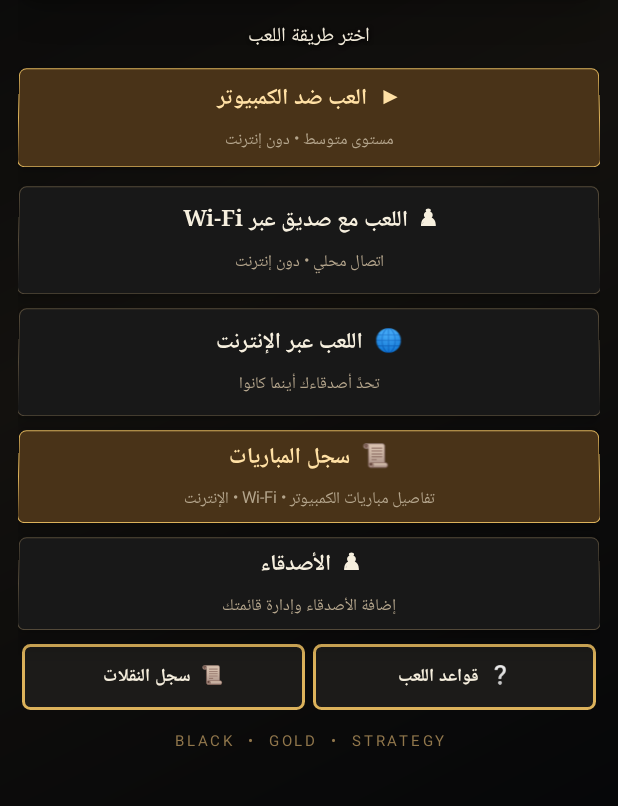
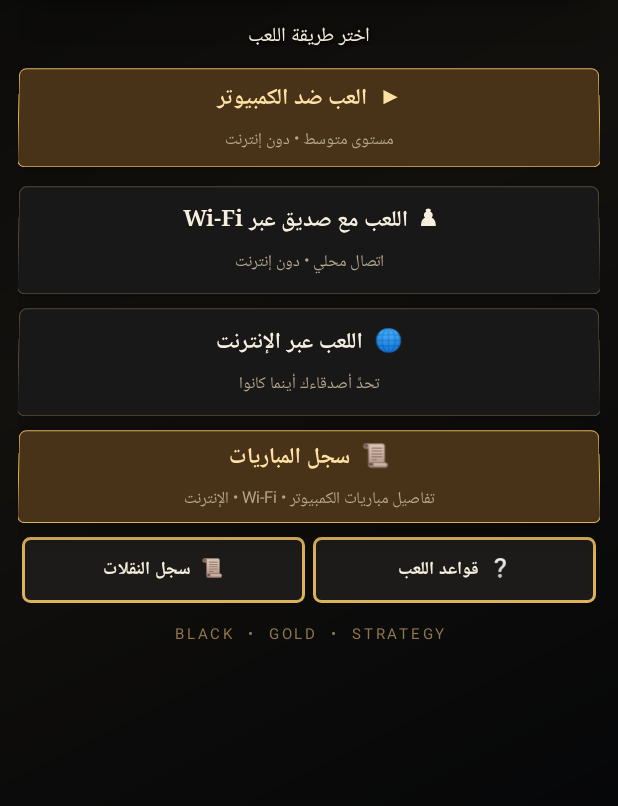
Before and after one commit to alfeela249-gif/3D-chess, an Android app: the screen it shows after launch (MainActivity), on a phone screen of 412 x 824 dp, the part 373-1179 px from its top. Run offline under Robolectric (Android 15) with nearby library versions, the phone set to English and light mode, and no system bars.

Commit message:
Remove bottom friends tile from Android home screen

```diff
--- a/app/src/main/java/com/alfeela/chess3d/MainActivity.kt
+++ b/app/src/main/java/com/alfeela/chess3d/MainActivity.kt
@@ -292,9 +292,6 @@ class MainActivity : Activity() {
         }, 72)
         addHomeAction(homeTile("📜  سجل المباريات", "تفاصيل مباريات الكمبيوتر • Wi-Fi • الإنترنت", true) {
             showMatchHistory()
-        }, 62)
-        addHomeAction(homeTile("♟  الأصدقاء", "إضافة الأصدقاء وإدارة قائمتك") {
-            showFriendsDialog()
         }, 62)
 
         val utilityRow = LinearLayout(this).apply {
```
